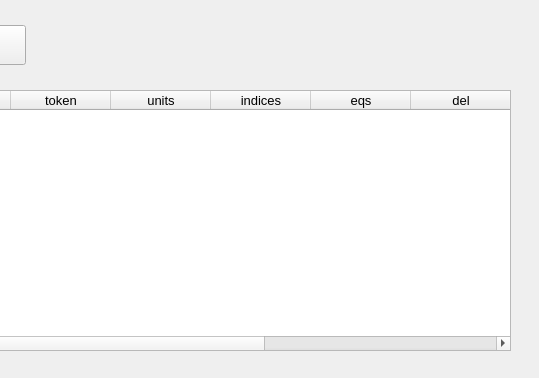
Qt form packages/OntologyBuilder/OntologyEquationEditor/ui_variabletable.ui (heinz-preisig/ProMo13) before a commit; both pictures show x 310 to 849 and y 0 to 378 of the 849 by 378 pixel window.
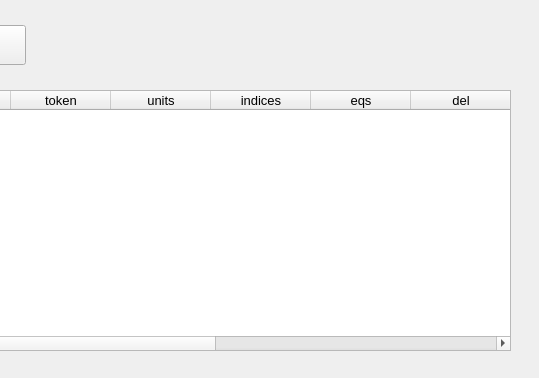
The same form after that commit.

Patch:
```diff
--- a/packages/OntologyBuilder/OntologyEquationEditor/ui_variabletable.ui
+++ b/packages/OntologyBuilder/OntologyEquationEditor/ui_variabletable.ui
@@ -119,6 +119,11 @@
      <string>ID</string>
     </property>
    </column>
+   <column>
+    <property name="text">
+     <string>IRI</string>
+    </property>
+   </column>
   </widget>
   <widget class="QWidget" name="layoutWidget">
    <property name="geometry">
```
